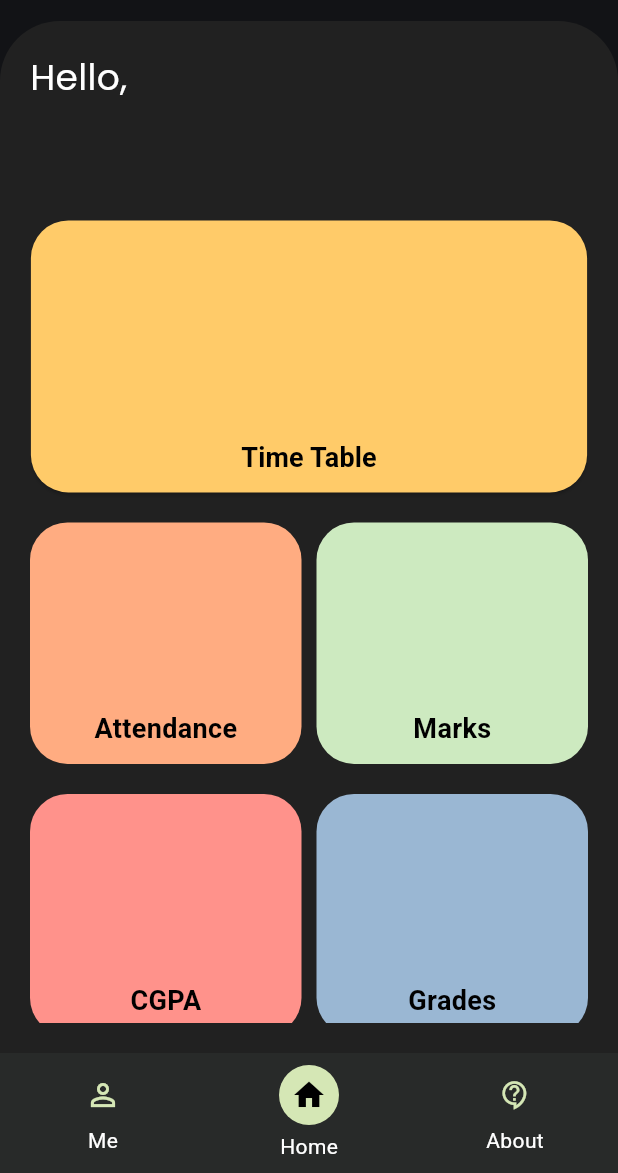
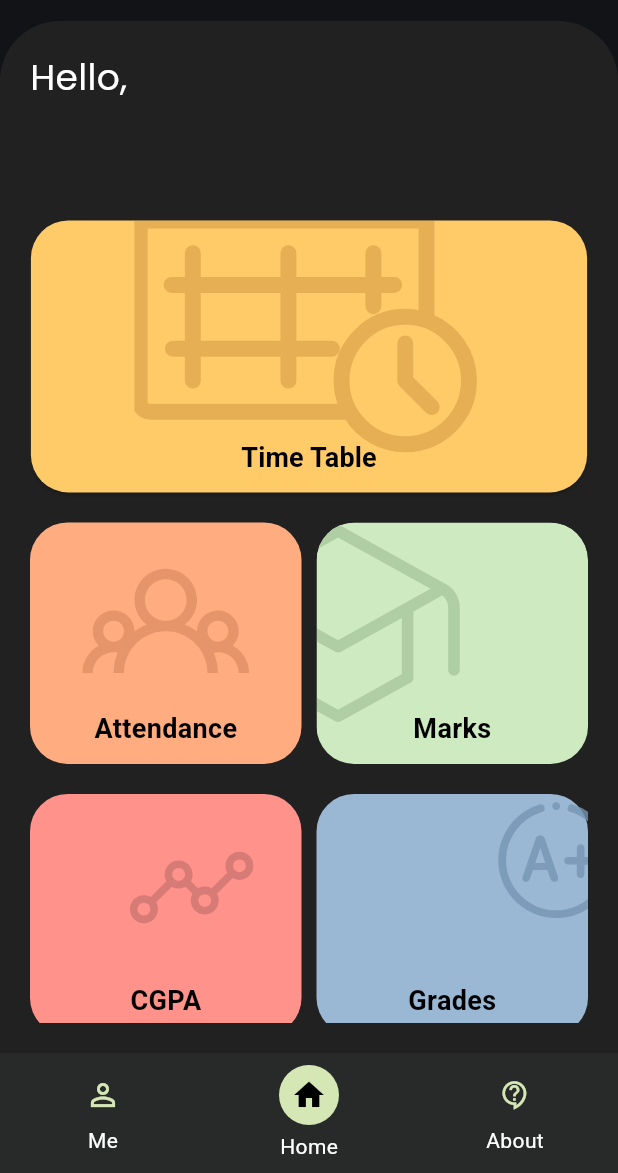
Before and after one commit to DK10WS/SLCM_APP, a Flutter app: the HomePage screen opened directly with empty values, on a phone screen of 412 x 824 dp, the part 63-1236 px from its top. Run offline on Flutter 3.47's test engine with Material 3 defaults, Android fonts, the phone set to English and light mode, and no system bars; our stand-ins replace firebase_core, fl_chart, flutter_svg, local_auth, shared_preferences; accounts and stored records are empty.

Commit message:
svgs added

```diff
--- a/lib/home_page.dart
+++ b/lib/home_page.dart
@@ -8,7 +8,7 @@ import 'package:mujslcm/timetable.dart';
 import 'package:mujslcm/cgpa.dart';
 import 'login.dart';
 import 'session_manager.dart';
-// import 'package:flutter_svg/flutter_svg.dart';
+import 'package:flutter_svg/flutter_svg.dart';
 
 String capitalizeFirstName(String fullName) {
   if (fullName.isEmpty) return fullName;
@@ -207,16 +207,16 @@ class HomeScreen extends StatelessWidget {
                   child: Stack(
                     alignment: Alignment.center,
                     children: [
-                      // Positioned(
-                      //   top: -100,
-                      //   right: 0,
-                      //   child: SvgPicture.asset(
-                      //     'assets/images/timetable-icon.svg',
-                      //     height: screenWidth * 0.60,
-                      //     width: screenWidth * 0.10,
-                      //     color: const Color(0xFF232531),
-                      //   ),
-                      // ),
+                      Positioned(
+                        top: -70,
+                        left: 45,
+                        child: SvgPicture.asset(
+                          'assets/svg/timetable.svg',
+                          height: screenWidth * 1.15,
+                          width: screenWidth * 1.1,
+                          color: const Color(0xFFE0A84F).withOpacity(0.8),
+                        ),
+                      ),
                       const Positioned(
                         bottom: 10,
                         child: Text(
@@ -267,16 +267,13 @@ class HomeScreen extends StatelessWidget {
         child: Stack(
           alignment: Alignment.center,
           children: [
-            // Positioned(
-            //   top: -31,
-            //   left: -10,
-            //   child: SvgPicture.asset(
-            //     'assets/images/attendance.svg',
-            //     height: screenWidth * 0.35,
-            //     width: screenWidth * 0.6,
-            //     color: const Color(0xFF232531),
-            //   ),
-            // ),
+            Positioned(
+              top: 10,
+              child: SvgPicture.asset('assets/svg/people.svg',
+                  height: screenWidth * 0.27,
+                  width: screenWidth * 0.5,
+                  color: const Color(0xFFE08E63).withOpacity(0.8)),
+            ),
             const Positioned(
               bottom: 10,
               child: Text(
@@ -298,6 +295,9 @@ class HomeScreen extends StatelessWidget {
   Widget _marksCard(BuildContext context, double screenWidth) {
     return InkWell(
       onTap: () => _navigateTo(context, Marks(newCookies: newCookies)),
+      child: ClipRRect(
+        // Ensures border radius applies to children too
+        borderRadius: BorderRadius.circular(25),
         child: Container(
           height: screenWidth * 0.6,
           width: screenWidth * 0.9,
@@ -309,15 +309,16 @@ class HomeScreen extends StatelessWidget {
           child: Stack(
             alignment: Alignment.center,
             children: [
-            // Positioned(
-            //   top: 0,
-            //   child: SvgPicture.asset(
-            //     'assets/images/marks.svg',
-            //     height: screenWidth * 0.29,
-            //     width: screenWidth * 0.6,
-            //     color: const Color(0xFF232531),
-            //   ),
-            // ),
+              Positioned(
+                top: -33,
+                right: 43,
+                child: SvgPicture.asset(
+                  'assets/svg/cap.svg',
+                  height: screenWidth * 0.45,
+                  width: screenWidth * 0.6,
+                  color: const Color(0xFFA8C79D).withOpacity(0.8),
+                ),
+              ),
               const Positioned(
                 bottom: 10,
                 child: Text(
@@ -331,6 +332,7 @@ class HomeScreen extends StatelessWidget {
                 ),
               ),
             ],
+          ),
         ),
       ),
     );
@@ -350,15 +352,16 @@ class HomeScreen extends StatelessWidget {
         child: Stack(
           alignment: Alignment.center,
           children: [
-            // Positioned(
-            //   top: -4,
-            //   child: SvgPicture.asset(
-            //     'assets/images/CGPA.svg',
-            //     height: screenWidth * 0.3,
-            //     width: screenWidth * 0.2,
-            //     color: const Color(0xFF232531),
-            //   ),
-            // ),
+            Positioned(
+              top: -20,
+              right: 32,
+              child: SvgPicture.asset(
+                'assets/svg/graph.svg',
+                height: screenWidth * 0.4,
+                width: screenWidth * 0.2,
+                color: const Color(0xFFCC756F).withOpacity(0.8),
+              ),
+            ),
             const Positioned(
               bottom: 10,
               child: Text(
@@ -391,16 +394,16 @@ class HomeScreen extends StatelessWidget {
         child: Stack(
           alignment: Alignment.center,
           children: [
-            // Positioned(
-            //   top: -30,
-            //   right: -20,
-            //   child: SvgPicture.asset(
-            //     'assets/images/grades.svg',
-            //     height: screenWidth * 0.36,
-            //     width: screenWidth * 0.2,
-            //     color: const Color(0xFF232531),
-            //   ),
-            // ),
+            Positioned(
+              top: -30,
+              right: -20,
+              child: SvgPicture.asset(
+                'assets/images/grades.svg',
+                height: screenWidth * 0.36,
+                width: screenWidth * 0.2,
+                color: const Color(0xFF7695B3).withOpacity(0.8),
+              ),
+            ),
             const Positioned(
               bottom: 10,
               child: Text(
--- a/pubspec.yaml
+++ b/pubspec.yaml
@@ -60,6 +60,10 @@ flutter:
     - assets/images/attendance.svg
     - assets/images/CGPA.svg
     - assets/images/marks.svg
+    - assets/svg/timetable.svg
+    - assets/svg/people.svg
+    - assets/svg/cap.svg
+    - assets/svg/graph.svg
 
   fonts:
     - family: Roboto
```
Also changed, not shown: assets/svg/cap.svg (added), assets/svg/graph.svg (added), assets/svg/people.svg (added), assets/svg/timetable.svg (added), 4 other files. Lines whose indentation alone changed are shown as unchanged.
